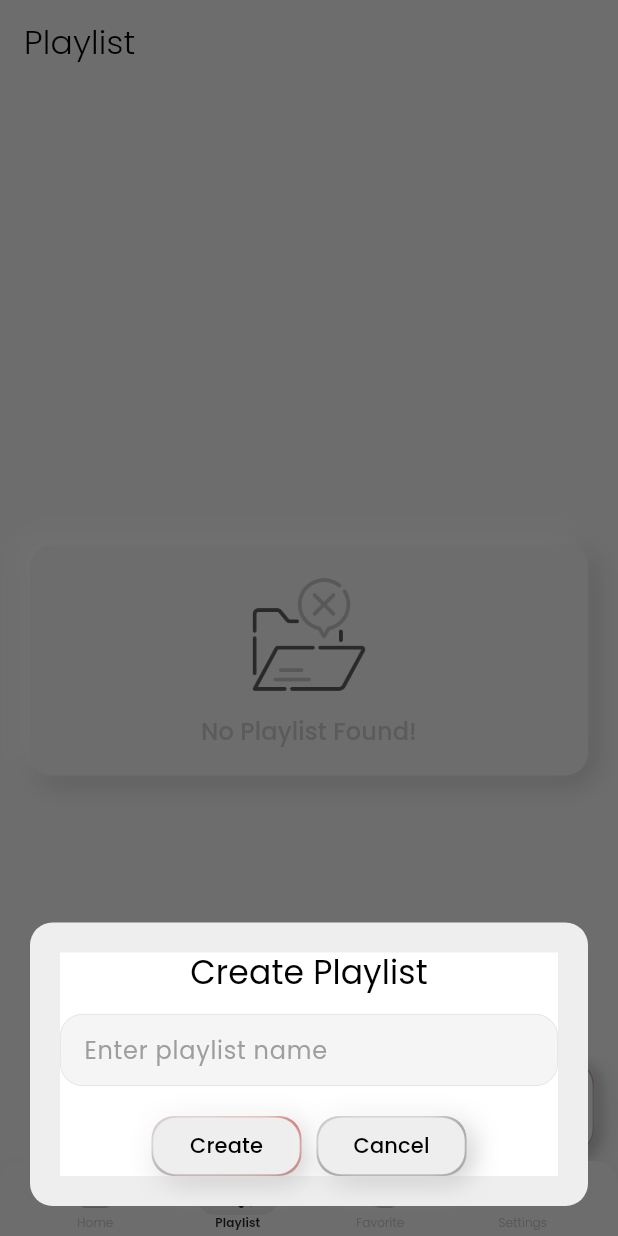
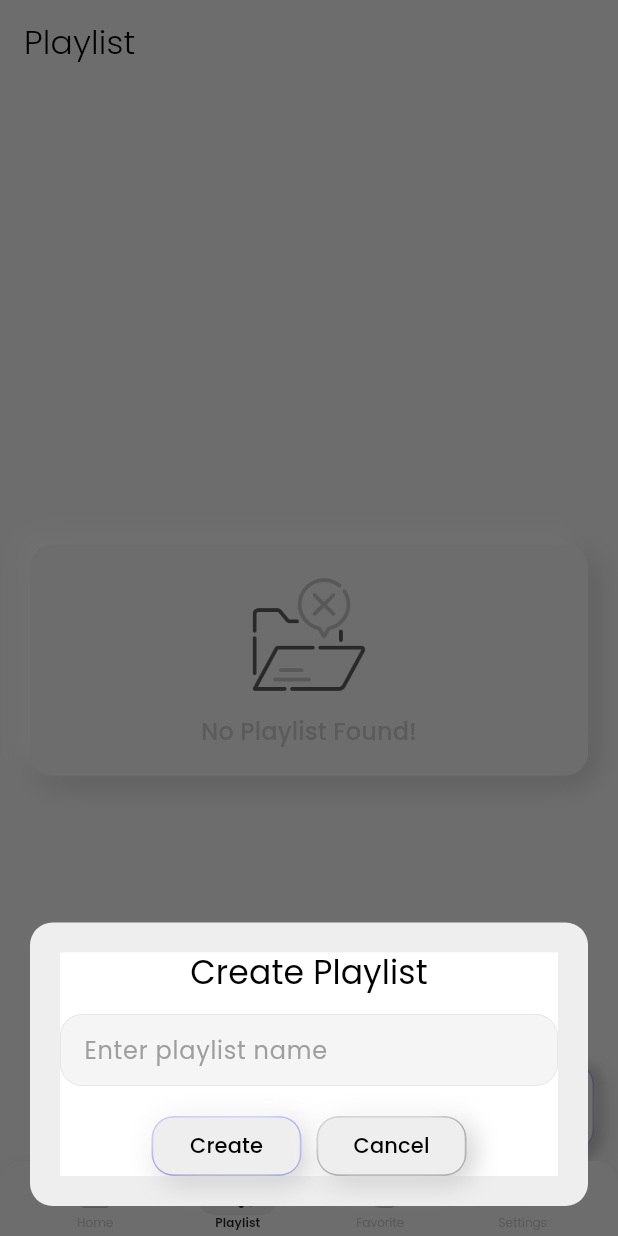
Before and after one commit to ZaryabAlam/MusicPlayer-v2, a Flutter app: the screen it shows after launch, item 2 of the bottom bar chosen, after a tap on the "add" icon, on a phone screen of 412 x 824 dp. Run offline on Flutter 3.47's test engine with Material 3 defaults, Android fonts, the phone set to English and light mode, and no system bars; our stand-ins replace audio_video_progress_bar, flutter_animate, get, just_audio, just_audio_background, on_audio_query and 3 more.

Commit message:
launcher icon add

```diff
--- a/lib/app/dashboard/dashboard.dart
+++ b/lib/app/dashboard/dashboard.dart
@@ -38,7 +38,6 @@
   @override
   void initState() {
     super.initState();
-
     setArgs();
     _pages = [
       HomeScreen(),
@@ -55,7 +54,6 @@
 
   @override
   Widget build(BuildContext context) {
-
     return Scaffold(
       extendBody: true,
       body: _pages.elementAt(_selectedIndex),
@@ -84,10 +82,13 @@
 
   @override
   Widget build(BuildContext context) {
-        bool isDarkmode = themeController.isDarkMode.value;
-    return Container(
+    bool darkMode = themeController.isDarkMode.value;
+    return Obx(
+      () => Container(
         decoration: BoxDecoration(
-        color: isDarkmode ? Colors.grey.shade900 : Colors.grey.shade200,
+          color: themeController.isDarkMode.value
+              ? Colors.grey.shade900
+              : Colors.grey.shade200,
           borderRadius: BorderRadius.vertical(top: Radius.circular(15)),
           boxShadow: [
             BoxShadow(
@@ -107,8 +108,16 @@
                 icon: selectedIndex == 0
                     ? "assets/icons/home_solid.png"
                     : "assets/icons/home.png",
-              color: selectedIndex == 0 ? isDarkmode ? Colors.grey.shade800 :Colors.grey.shade300  : transparent,
-              iconColor: selectedIndex == 0 ? isDarkmode ? Colors.grey.shade400 :Colors.black87 : Colors.grey.shade400,
+                color: selectedIndex == 0
+                    ? themeController.isDarkMode.value
+                        ? Colors.grey.shade800
+                        : Colors.grey.shade300
+                    : transparent,
+                iconColor: selectedIndex == 0
+                    ? themeController.isDarkMode.value
+                        ? Colors.grey.shade400
+                        : Colors.black87
+                    : Colors.grey.shade400,
                 label: 'Home'.tr,
                 index: 0,
               ),
@@ -116,8 +125,16 @@
                 icon: selectedIndex == 1
                     ? "assets/icons/playlist_solid.png"
                     : "assets/icons/playlist.png",
-              color: selectedIndex == 1 ? isDarkmode ? Colors.grey.shade800 :Colors.grey.shade300  : transparent,
-              iconColor: selectedIndex == 1 ? isDarkmode ? Colors.grey.shade400 :Colors.black87 : Colors.grey.shade400,
+                color: selectedIndex == 1
+                    ? themeController.isDarkMode.value
+                        ? Colors.grey.shade800
+                        : Colors.grey.shade300
+                    : transparent,
+                iconColor: selectedIndex == 1
+                    ? themeController.isDarkMode.value
+                        ? Colors.grey.shade400
+                        : Colors.black87
+                    : Colors.grey.shade400,
                 label: 'Playlist'.tr,
                 index: 1,
               ),
@@ -125,8 +142,16 @@
                 icon: selectedIndex == 2
                     ? "assets/icons/fav_solid.png"
                     : "assets/icons/fav.png",
-              color: selectedIndex == 2 ? isDarkmode ? Colors.grey.shade800 :Colors.grey.shade300  : transparent,
-              iconColor: selectedIndex == 2 ? isDarkmode ? Colors.grey.shade400 :Colors.black87 : Colors.grey.shade400,
+                color: selectedIndex == 2
+                    ? themeController.isDarkMode.value
+                        ? Colors.grey.shade800
+                        : Colors.grey.shade300
+                    : transparent,
+                iconColor: selectedIndex == 2
+                    ? themeController.isDarkMode.value
+                        ? Colors.grey.shade400
+                        : Colors.black87
+                    : Colors.grey.shade400,
                 label: 'Favorite'.tr,
                 index: 2,
               ),
@@ -134,12 +159,21 @@
                 icon: selectedIndex == 3
                     ? "assets/icons/settings_solid.png"
                     : "assets/icons/settings.png",
-              color: selectedIndex == 3 ? isDarkmode ? Colors.grey.shade800 :Colors.grey.shade300  : transparent,
-              iconColor: selectedIndex == 3 ? isDarkmode ? Colors.grey.shade400 :Colors.black87 : Colors.grey.shade400,
+                color: selectedIndex == 3
+                    ? themeController.isDarkMode.value
+                        ? Colors.grey.shade800
+                        : Colors.grey.shade300
+                    : transparent,
+                iconColor: selectedIndex == 3
+                    ? themeController.isDarkMode.value
+                        ? Colors.grey.shade400
+                        : Colors.black87
+                    : Colors.grey.shade400,
                 label: 'Settings'.tr,
                 index: 3,
               ),
             ],
+          ),
         ),
       ),
     );
@@ -160,7 +194,6 @@
         children: <Widget>[
           Center(
             child: Container(
-
                 decoration: BoxDecoration(
                     color: color, borderRadius: BorderRadius.circular(10)),
                 padding: EdgeInsets.symmetric(horizontal: 15, vertical: 5),
@@ -177,8 +210,7 @@
             text: label,
             color: iconColor,
             fontSize: 8,
-            weight:
-                index == selectedIndex ? FontWeight.w600 : FontWeight.w300,
+            weight: index == selectedIndex ? FontWeight.w600 : FontWeight.w300,
           ),
         ],
       ),
--- a/lib/app/home/component/feature_song_card.dart
+++ b/lib/app/home/component/feature_song_card.dart
@@ -1,4 +1,4 @@
-import"package:flutter/material.dart";
+import "package:flutter/material.dart";
 
 import "../../../components/common_inkwell.dart";
 import "../../../components/common_text.dart";
@@ -14,11 +14,10 @@
     required this.audioFile,
     required bool isDarkMode,
     required this.onPress,
-
   }) : _isDarkMode = isDarkMode;
   final SongsModel audioFile;
   final bool _isDarkMode;
-    final Function() onPress;
+  final Function() onPress;
 
   @override
   Widget build(BuildContext context) {
@@ -90,10 +89,11 @@
                         OutlineContainer(
                             padding: 0,
                             radius: 25,
-                            outlineColor: _isDarkMode
-                                ? white.withOpacity(0.5)
-                                : black.withOpacity(0.5),
-                            color: black.withOpacity(0.2),
+                            outlineColor: primaryAppColor,
+                            // _isDarkMode
+                            //     ? white.withOpacity(0.5)
+                            //     : black.withOpacity(0.5),
+                            color: primaryAppColor.withOpacity(0.1),
                             child: CommonInkwell(
                               onPress: onPress,
                               space: 5,
--- a/lib/app/home/home_screen.dart
+++ b/lib/app/home/home_screen.dart
@@ -1,6 +1,6 @@
 import 'package:flutter/material.dart';
+import 'package:flutter/widgets.dart';
 import 'package:get/get.dart';
-import 'package:mymusic/app/home/component/customer_drawer.dart';
 import 'package:mymusic/utils/time_format.dart';
 import 'package:on_audio_query/on_audio_query.dart';
 // import 'package:path/path.dart' as path;
@@ -65,7 +65,22 @@
 
     return Obx(() => Scaffold(
           appBar: AppBar(
-            title: CommonText(text: "Harmonia", fontSize: 22),
+            title: Row(
+              mainAxisSize: MainAxisSize.min,
+              children: [
+                ClipRRect(
+                    borderRadius: BorderRadius.circular(25),
+                    child: Hero(
+                      tag: "appLogo",
+                      child: Image(
+                          height: 28,
+                          width: 28,
+                          image: AssetImage("assets/logos/app_logo_full.png")),
+                    )),
+                SizedBox(width: 5),
+                CommonText(text: "Harmonia", fontSize: 22),
+              ],
+            ),
             actions: [
               IconButton(
                   onPressed: () {
@@ -87,12 +102,6 @@
                 mainAxisAlignment: MainAxisAlignment.start,
                 crossAxisAlignment: CrossAxisAlignment.center,
                 children: [
-                  // SizedBox(height: 20),
-                  // ShimmerCardSquare(),
-                  // EmptyCardSmall(),
-                  // EmptyCardBig(),
-                  // ShimmerCardSmall(),
-                  // ShimmerCardBig(),
                   const SizedBox(height: 20),
                   homeController.isFileLoading.value
                       ? const ShimmerCardSmall()
@@ -121,7 +130,6 @@
                                           audioPlayerController
                                               .currentIndex.value = index;
                                           Get.to(() => PlayerScreen(
-
                                               reset: true,
                                               audioFiles:
                                                   homeController.audioFiles,
--- a/lib/app/player/demo_player.dart
+++ b/lib/app/player/demo_player.dart
@@ -5,6 +5,7 @@
 import "package:rxdart/rxdart.dart";
 
 import "../../models/position_data.dart";
+import "../../utils/constants.dart";
 import "../../utils/player_controls.dart";
 
 class DemoPlayer extends StatefulWidget {
@@ -99,6 +100,8 @@
               builder: (context, snapshot) {
                 final positionData = snapshot.data;
                 return ProgressBar(
+                  baseBarColor: grey.withOpacity(0.1),
+                  progressBarColor: primaryAppColor,
                   progress: positionData?.position ?? Duration.zero,
                   buffered: positionData?.bufferPosition ?? Duration.zero,
                   total: positionData?.duration ?? Duration.zero,
--- a/lib/app/player/mini_player.dart
+++ b/lib/app/player/mini_player.dart
@@ -49,8 +49,7 @@
           child: GestureDetector(
             onTap: () {
               Get.to(() => PlayerScreen(
-                  audioFiles:
-                      audioPlayerController.audioFiles,
+                  audioFiles: audioPlayerController.audioFiles,
                   currentIndex: audioPlayerController.currentIndex.value));
               // Navigator.push(
               //   context,
@@ -101,6 +100,8 @@
                             builder: (context, snapshot) {
                               final positionData = snapshot.data;
                               return ProgressBar(
+                                  baseBarColor: grey.withOpacity(0.1),
+                                  progressBarColor: primaryAppColor,
                                   onSeek: audioPlayer.seek,
                                   timeLabelTextStyle: TextStyle(fontSize: 0),
                                   thumbRadius: 0,
--- a/lib/app/player/player_screen.dart
+++ b/lib/app/player/player_screen.dart
@@ -153,6 +153,8 @@
                         builder: (context, snapshot) {
                           final positionData = snapshot.data;
                           return ProgressBar(
+                              baseBarColor: grey.withOpacity(0.1),
+                              progressBarColor: primaryAppColor,
                               barCapShape: BarCapShape.round,
                               progress: positionData?.position ?? Duration.zero,
                               buffered:
--- a/lib/app/playlist/playlist_screen.dart
+++ b/lib/app/playlist/playlist_screen.dart
@@ -189,8 +189,8 @@
                               },
                               text: "Cancel",
                               outlineColor: [
-                                secondaryAppColor,
-                                secondaryAppColor,
+                                darkModeGray,
+                                darkModeGray,
                               ])
                         ],
                       )
--- /dev/null
+++ b/lib/app/splash/splash_screen.dart
@@ -0,0 +1,92 @@
+import "package:flutter/material.dart";
+import "package:flutter_animate/flutter_animate.dart";
+import "package:get/get.dart";
+import "package:mymusic/app/dashboard/dashboard.dart";
+
+import "../../controllers/theme_controller.dart";
+import "../../utils/constants.dart";
+
+class SplashScreen extends StatefulWidget {
+  const SplashScreen({super.key});
+
+  @override
+  State<SplashScreen> createState() => _SplashScreenState();
+}
+
+class _SplashScreenState extends State<SplashScreen> {
+  final themeController = Get.find<ThemeController>();
+
+  @override
+  void initState() {
+    super.initState();
+    navigator();
+  }
+
+  @override
+  Widget build(BuildContext context) {
+    bool darkMode = themeController.isDarkMode.value;
+    return SafeArea(
+      child: PopScope(
+          canPop: false,
+          onPopInvoked: (didPop) async {
+            if (didPop) {
+              return;
+            }
+          },
+          child: Scaffold(
+              body: Center(
+            child: Container(
+              decoration: BoxDecoration(
+                  gradient: LinearGradient(
+                      begin: Alignment.topRight,
+                      end: Alignment.bottomLeft,
+                      colors: darkMode
+                          ? [
+                              Colors.grey.shade900,
+                              Colors.grey.shade900,
+                              Colors.grey.shade900,
+                              primaryAppColor.withOpacity(0.6),
+                            ]
+                          : [
+                              Colors.grey.shade200,
+                              Colors.grey.shade200,
+                              Colors.grey.shade200,
+                              grey.withOpacity(0.6),
+                            ])),
+              child: Column(
+                mainAxisAlignment: MainAxisAlignment.center,
+                crossAxisAlignment: CrossAxisAlignment.center,
+                children: [
+                  Center(
+                    child: ClipRRect(
+                      borderRadius: BorderRadius.circular(20),
+                      child: Hero(
+                        tag: "appLogo",
+                        child: Image(
+                                height: 100,
+                                width: 100,
+                                image: AssetImage(
+                                    "assets/logos/app_logo_full.png"),
+                                fit: BoxFit.contain)
+                            .animate()
+                            .fadeIn(delay: 150.ms, duration: 700.ms),
+                      ),
+                    ),
+                  ),
+                ],
+              ),
+            ),
+          ))),
+    );
+  }
+
+//--------------- Custom Functions
+//
+
+//------------- To Route to screens
+  void navigator() {
+    Future.delayed(Duration(seconds: 1), () {
+      Get.offAll(() => Dashboard());
+    });
+  }
+}
--- a/lib/components/common_button.dart
+++ b/lib/components/common_button.dart
@@ -55,7 +55,6 @@
             child: CommonText(
               textAlign: TextAlign.center,
               text: " $text ",
-
               weight: FontWeight.w500,
             ),
           ),
--- a/lib/components/common_outline_button.dart
+++ b/lib/components/common_outline_button.dart
@@ -37,10 +37,7 @@
       padding: EdgeInsets.all(1.2),
       decoration: BoxDecoration(
         gradient: LinearGradient(
-          colors: outlineColor ??[
-         primaryAppColor,
-           secondaryAppColor.withOpacity(0.8),
-          ],
+          colors: outlineColor ?? [primaryAppColor, secondaryAppColor],
           begin: Alignment.topRight,
           end: Alignment.bottomLeft,
         ),
@@ -56,17 +53,16 @@
         // ],
       ),
       child: NeuContainer(
-      radius: 15,
-     padding: 0,
+        radius: 13,
+        padding: 0,
         child: Material(
           color: Colors.transparent,
           child: InkWell(
-            borderRadius: BorderRadius.all(Radius.circular(borderRadius ?? 15)),
+            borderRadius: BorderRadius.all(Radius.circular(borderRadius ?? 13)),
             onTap: onPress,
             child: Center(
               child: CommonText(
                 text: text,
-
                 weight: FontWeight.w500,
               ),
             ),
--- a/lib/main.dart
+++ b/lib/main.dart
@@ -5,6 +5,7 @@
 import 'package:just_audio/just_audio.dart';
 import 'package:just_audio_background/just_audio_background.dart';
 import 'package:mymusic/app/dashboard/dashboard.dart';
+import 'package:mymusic/app/splash/splash_screen.dart';
 import 'package:mymusic/components/common_text.dart';
 import 'package:mymusic/utils/theme_data.dart';
 import 'package:permission_handler/permission_handler.dart';
@@ -50,8 +51,8 @@
                       : ThemeMode.light,
                   defaultTransition: Transition.cupertino,
                   transitionDuration: const Duration(milliseconds: 800),
-                home: Dashboard(),
-              ),
+                  // home: Dashboard(),
+                  home: SplashScreen()),
               Positioned(
                   bottom: 50,
                   left: 0,
--- a/lib/utils/constants.dart
+++ b/lib/utils/constants.dart
@@ -3,8 +3,10 @@
 import 'package:flutter/material.dart';
 import 'package:get/get.dart';
 
-Color primaryAppColor = const Color(0xFFC30D04);
-Color secondaryAppColor = const Color(0xFF716E6E);
+Color primaryAppColor = Color(0xFF5D75FE);
+Color secondaryAppColor = const Color(0xFF6c49e8);
+
+Color darkModeGray = const Color(0xFF716E6E);
 
 Color primaryWhite = Colors.grey.shade300;
 Color white = Colors.white;
@@ -17,11 +19,10 @@
 Color transparent = Colors.transparent;
 Color scaffoldBackground = Colors.grey.shade200;
 
-
 // Size preferredSize =  Size.fromHeight(50.0);
 
-void getBack(){
-Get.back();
+void getBack() {
+  Get.back();
 }
 
 //------ Converts Color to MaterialColor
```
Also changed, not shown: lib/components/gradient_FAB.dart (+4 -4 lines), lib/utils/player_controls.dart (+3 -5 lines), pubspec.yaml (+12 -0 lines), assets/logos/app_logo_full.png, 45 other files. Lines whose indentation alone changed are shown as unchanged.
